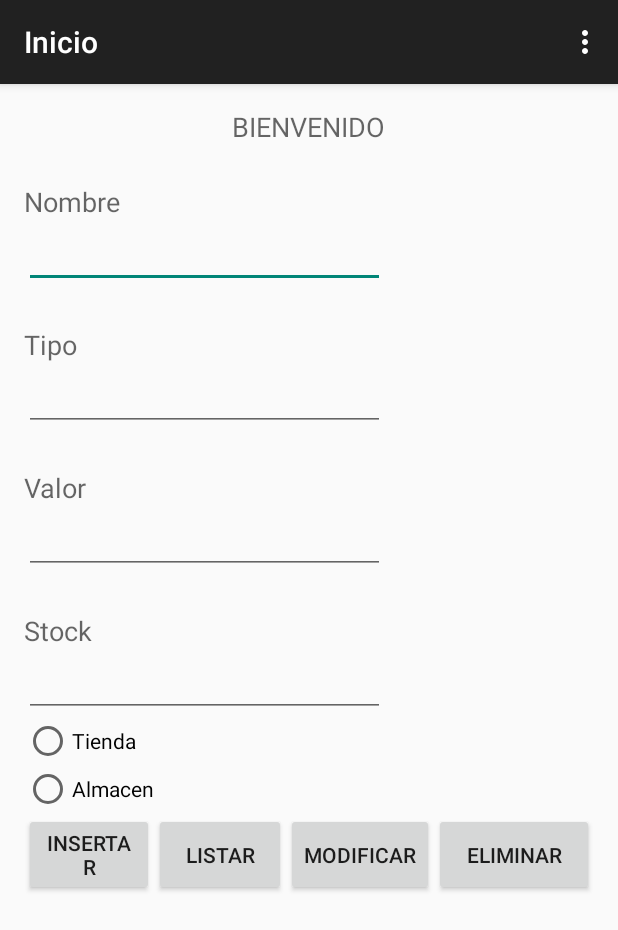
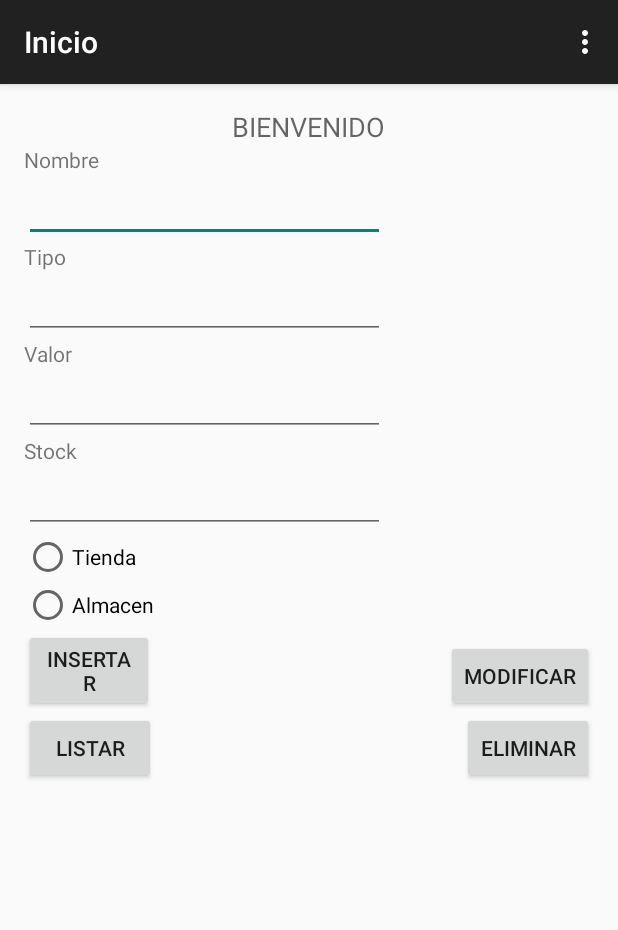
Before and after one commit to nestorrojas07/Inventario, an Android app: the Inicio screen opened directly, with no data from a screen before it, on a phone screen of 412 x 824 dp. Shown: the top 930 px of the screen. Run offline under Robolectric (Android 15) with nearby library versions, the phone set to English and light mode, and no system bars.

```diff
--- a/app/src/main/java/com/example/marcelo/inventario/DBHelper.java
+++ b/app/src/main/java/com/example/marcelo/inventario/DBHelper.java
@@ -14,13 +14,13 @@ public class DBHelper extends SQLiteOpenHelper {
 
     @Override
     public void onCreate(SQLiteDatabase db) {
-        db.execSQL("create table usuarios(id integer primary key autoincrement,nombre text,usuario text,contrasena text)");
+        db.execSQL("create table usuarios(nombre text,usuario text,contrasena text)");
         db.execSQL("insert into usuarios values('admin','admin','admin')");
     }
 
     @Override
     public void onUpgrade(SQLiteDatabase db, int oldVersion, int newVersion) {
-        db.execSQL("create table usuarios(id integer primary key autoincrement,nombre text,usuario text,contrasena text)");
+        db.execSQL("create table usuarios(nombre text,usuario text,contrasena text)");
         db.execSQL("insert into usuarios values('admin','admin','admin')");
     }
 }
--- a/app/src/main/res/layout/activity_inicio.xml
+++ b/app/src/main/res/layout/activity_inicio.xml
@@ -20,12 +20,12 @@
         android:layout_height="wrap_content"
         android:text="Nombre"
         android:id="@+id/txtNombre"
-        android:layout_below="@+id/lblBienvenido"
-        android:layout_alignParentLeft="true"
-        android:layout_marginTop="25dp"
-        android:textAppearance="?android:attr/textAppearanceMedium"
+        android:layout_below="@+id/lblBienvenido"/>
+    <!--    android:layout_alignParentLeft="true"
+        android:layout_marginTop="10dp"
+        android:textAppearance="?android:attr/textAppearanceMedium" -->
 
-        />
+
     <EditText
         android:layout_width="wrap_content"
         android:layout_height="wrap_content"
@@ -40,11 +40,11 @@
         android:layout_height="wrap_content"
         android:text="Tipo"
         android:id="@+id/txtTipo"
-        android:layout_below="@+id/Nombre"
-        android:layout_alignParentLeft="true"
+        android:layout_below="@+id/Nombre"/>
+    <!--    android:layout_alignParentLeft="true"
         android:layout_marginTop="25dp"
-        android:textAppearance="?android:attr/textAppearanceMedium"
-        />
+        android:textAppearance="?android:attr/textAppearanceMedium"-->
+
     <EditText
         android:layout_width="wrap_content"
         android:layout_height="wrap_content"
@@ -59,10 +59,10 @@
         android:layout_height="wrap_content"
         android:text="Valor"
         android:id="@+id/txtValor"
-        android:layout_below="@+id/Tipo"
-        android:layout_alignParentLeft="true"
+        android:layout_below="@+id/Tipo"/>
+    <!--    android:layout_alignParentLeft="true"
         android:layout_marginTop="25dp"
-        android:textAppearance="?android:attr/textAppearanceMedium"/>
+        android:textAppearance="?android:attr/textAppearanceMedium"-->
 
     <EditText
         android:layout_width="wrap_content"
@@ -78,11 +78,11 @@
         android:layout_height="wrap_content"
         android:text="Stock"
         android:id="@+id/txtStock"
-        android:layout_below="@+id/Valor"
-        android:layout_alignParentLeft="true"
+        android:layout_below="@+id/Valor" />
+    <!--    android:layout_alignParentLeft="true"
         android:layout_marginTop="25dp"
-        android:textAppearance="?android:attr/textAppearanceMedium"
-        />
+        android:textAppearance="?android:attr/textAppearanceMedium"-->
+
     <EditText
         android:layout_width="wrap_content"
         android:layout_height="wrap_content"
@@ -124,25 +124,21 @@
         android:layout_height="wrap_content"
         android:id="@+id/Listar"
         android:text="Listar"
-        android:layout_alignBottom="@+id/Insertar"
-        android:layout_toEndOf="@+id/Insertar"
-        android:layout_alignTop="@+id/Insertar" />
+        android:layout_below="@+id/Insertar"
+        android:layout_alignParentStart="true" />
     <Button
         android:layout_width="wrap_content"
         android:layout_height="wrap_content"
         android:id="@+id/Modificar"
         android:text="Modificar"
-        android:layout_alignBottom="@+id/Listar"
-        android:layout_toEndOf="@+id/Listar"
-        android:layout_alignTop="@+id/Listar" />
+        android:layout_above="@+id/Listar"
+        android:layout_alignParentEnd="true" />
     <Button
         android:layout_width="wrap_content"
         android:layout_height="wrap_content"
         android:id="@+id/Eliminar"
         android:text="Eliminar"
-        android:layout_alignBottom="@+id/Modificar"
-        android:layout_alignParentEnd="true"
-        android:layout_alignTop="@+id/Modificar"
-        android:layout_toEndOf="@+id/Modificar" />
+        android:layout_below="@+id/Modificar"
+        android:layout_alignEnd="@+id/Modificar" />
 
 </RelativeLayout>
```
Also changed, not shown: app/src/main/java/com/example/marcelo/inventario/MainActivity.java (+28 -19 lines), 1 other file.
